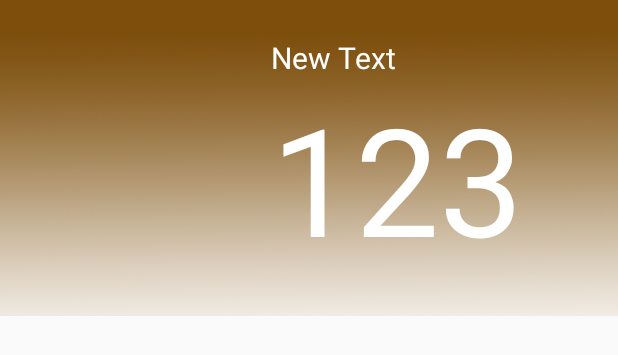
After one commit to kanesornkamthawee/Book-Shop, an Android app: the layout book_listview.xml on its own in the app's theme, with its tools: preview values and no code run, on a phone screen of 412 x 824 dp. The commit adds this screen. Shown: the top 355 px of the screen. Run offline under Robolectric (Android 15) with nearby library versions, the phone set to English and light mode, and no system bars.

Commit message:
List View

```diff
--- a/app/src/main/res/layout/activity_main.xml
+++ b/app/src/main/res/layout/activity_main.xml
@@ -36,7 +36,7 @@
 
     <LinearLayout
         android:orientation="vertical"
-        android:layout_width="wrap_content"
+        android:layout_width="match_parent"
         android:layout_height="wrap_content"
         android:layout_centerHorizontal="true"
         android:padding="20dp"
--- /dev/null
+++ b/app/src/main/res/layout/book_listview.xml
@@ -0,0 +1,35 @@
+<?xml version="1.0" encoding="utf-8"?>
+<LinearLayout xmlns:android="http://schemas.android.com/apk/res/android"
+    android:orientation="horizontal" android:layout_width="match_parent"
+    android:layout_height="wrap_content"
+    android:background="@drawable/bg_listview">
+
+    <ImageView
+        android:layout_width="@dimen/icon_width"
+        android:layout_height="@dimen/icon_hight"
+        android:id="@+id/imageView2"
+        android:layout_margin="15dp" />
+
+    <LinearLayout
+        android:orientation="vertical"
+        android:layout_width="match_parent"
+        android:layout_height="match_parent"
+        android:gravity="center_vertical">
+
+        <TextView
+            android:layout_width="wrap_content"
+            android:layout_height="wrap_content"
+            android:text="New Text"
+            android:id="@+id/textView7"
+            android:textSize="@dimen/h2"
+            android:textColor="#ffffff" />
+
+        <TextView
+            android:layout_width="wrap_content"
+            android:layout_height="wrap_content"
+            android:text="123"
+            android:id="@+id/textView8"
+            android:textSize="100sp"
+            android:textColor="#ffffff" />
+    </LinearLayout>
+</LinearLayout>
```
Also changed, not shown: app/src/main/java/com/neu/kansorn/bookshop/BookAdapter.java (added, +22 -0 lines), app/src/main/res/layout/activity_book.xml (+19 -1 lines), app/src/main/java/com/neu/kansorn/bookshop/MainActivity.java (line endings or trailing spaces), app/src/main/res/drawable/bg_listview.png (added).
